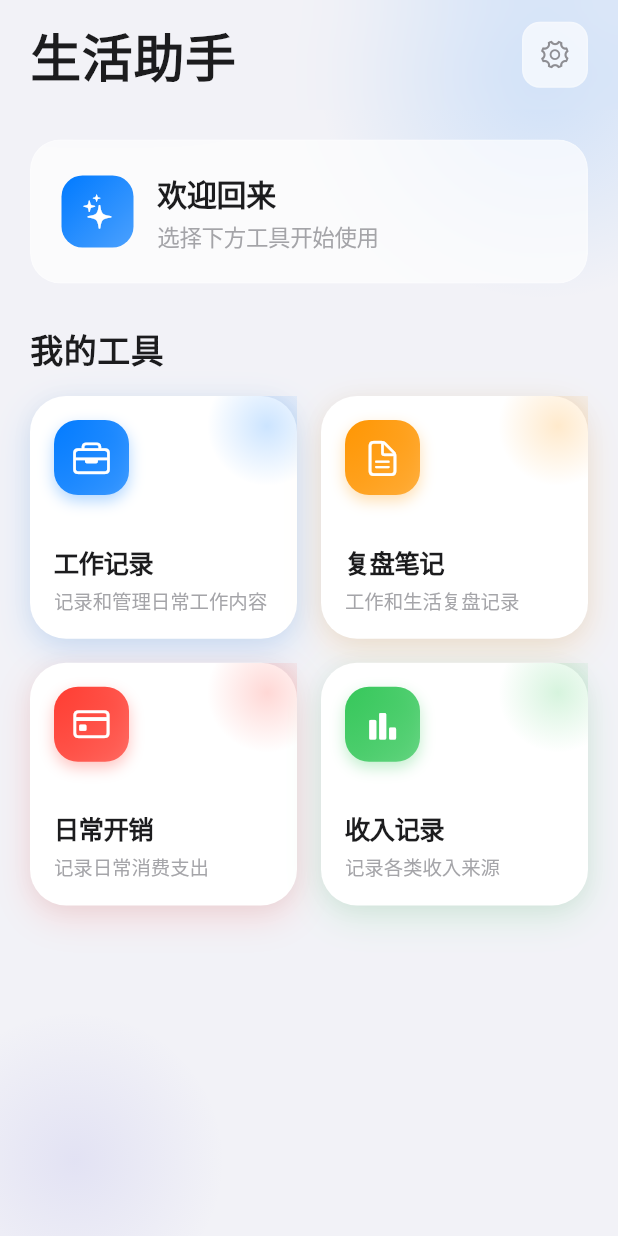
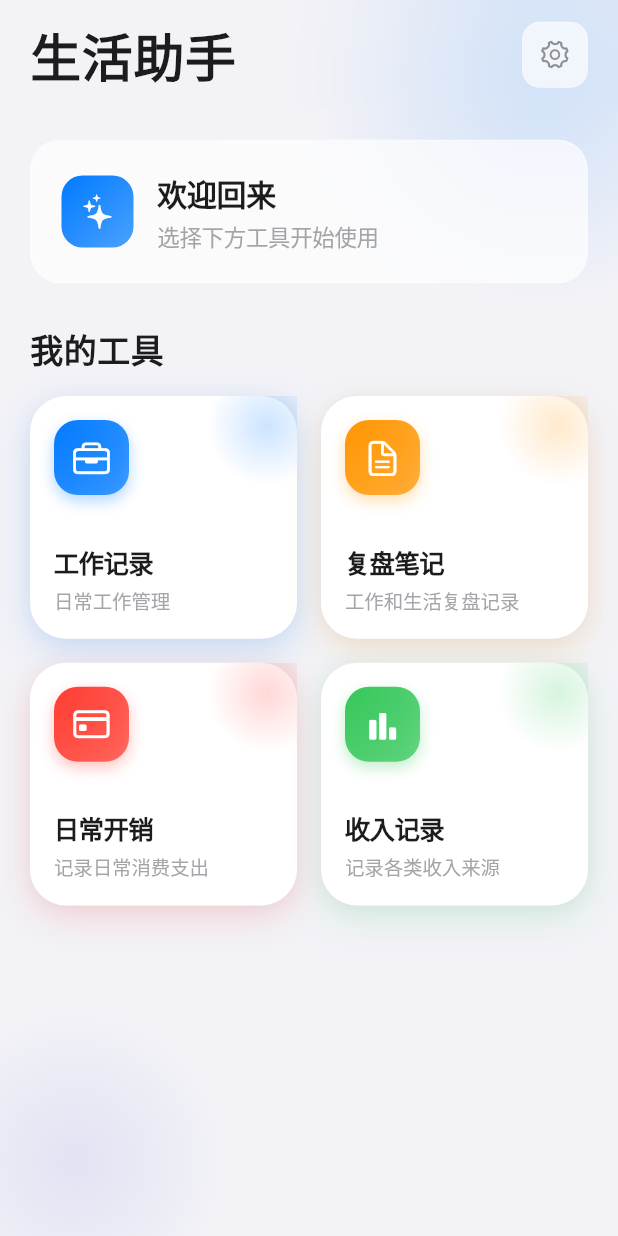
Before and after one commit to sprogFall/life_tools, a Flutter app: the screen it shows after launch, on a phone screen of 412 x 824 dp. Run offline on Flutter 3.47's test engine with Material 3 defaults, Android fonts, the phone set to English and light mode, and no system bars; our stand-ins replace shared_preferences, sqflite, sqflite_common_ffi; accounts and stored records are empty; Roboto replaces fonts that are missing (Source Han Sans CN).

Commit message:
docs(tool_registry): 简化工作记录工具的描述文本

```diff
--- a/lib/core/registry/tool_registry.dart
+++ b/lib/core/registry/tool_registry.dart
@@ -21,7 +21,7 @@ class ToolRegistry {
     register(ToolInfo(
       id: 'work_log',
       name: '工作记录',
-      description: '记录和管理日常工作内容',
+      description: '日常工作管理',
       icon: CupertinoIcons.briefcase,
       color: IOS26Theme.toolBlue,
       pageBuilder: () => const WorkLogToolPage(),
```
